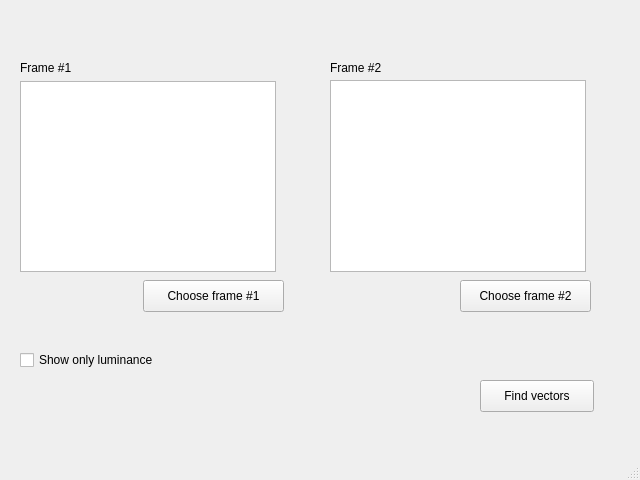
This is FrameVectorsGrabber/ui/designer/qfvgwindow.ui in risinglf/FrameVectorsGrabber as Qt 5 draws it before an edit. The edited form follows.
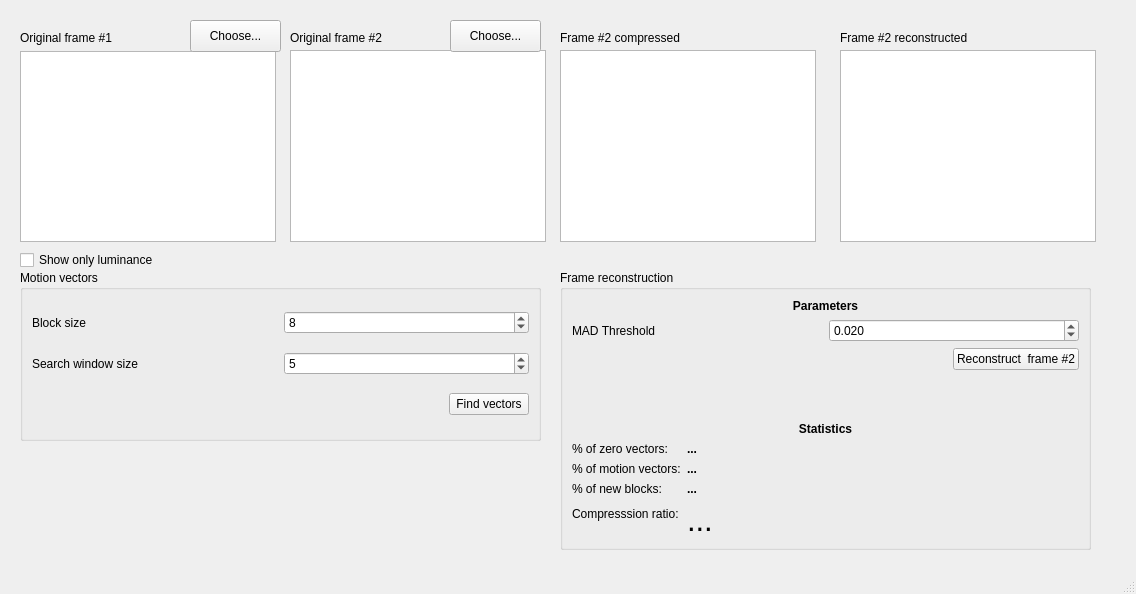
This is the edited form.

Commit message: -Add two new graphicsView to show how the frame is compressed and decompressed -Add statistics

What changed in the file:
```diff
--- a/FrameVectorsGrabber/ui/designer/qfvgwindow.ui
+++ b/FrameVectorsGrabber/ui/designer/qfvgwindow.ui
@@ -6,8 +6,8 @@
    <rect>
     <x>0</x>
     <y>0</y>
-    <width>640</width>
-    <height>480</height>
+    <width>1136</width>
+    <height>594</height>
    </rect>
   </property>
   <property name="windowTitle">
@@ -18,33 +18,33 @@
     <property name="geometry">
      <rect>
       <x>20</x>
-      <y>60</y>
-      <width>62</width>
+      <y>30</y>
+      <width>131</width>
       <height>16</height>
      </rect>
     </property>
     <property name="text">
-     <string>Frame #1</string>
+     <string>Original frame #1</string>
     </property>
    </widget>
    <widget class="QLabel" name="label_2">
     <property name="geometry">
      <rect>
-      <x>330</x>
-      <y>60</y>
-      <width>62</width>
+      <x>290</x>
+      <y>30</y>
+      <width>121</width>
       <height>16</height>
      </rect>
     </property>
     <property name="text">
-     <string>Frame #2</string>
+     <string>Original frame #2</string>
     </property>
    </widget>
    <widget class="QGraphicsView" name="frame1GraphicsView">
     <property name="geometry">
      <rect>
       <x>20</x>
-      <y>81</y>
+      <y>51</y>
       <width>256</width>
       <height>191</height>
      </rect>
@@ -53,8 +53,8 @@
    <widget class="QGraphicsView" name="frame2GraphicsView">
     <property name="geometry">
      <rect>
-      <x>330</x>
-      <y>80</y>
+      <x>290</x>
+      <y>50</y>
       <width>256</width>
       <height>192</height>
      </rect>
@@ -63,34 +63,34 @@
    <widget class="QPushButton" name="chooseFrame1PushButton">
     <property name="geometry">
      <rect>
-      <x>143</x>
-      <y>280</y>
-      <width>141</width>
+      <x>190</x>
+      <y>20</y>
+      <width>91</width>
       <height>32</height>
      </rect>
     </property>
     <property name="text">
-     <string>Choose frame #1</string>
+     <string>Choose...</string>
     </property>
    </widget>
    <widget class="QPushButton" name="chooseFrame2PushButton">
     <property name="geometry">
      <rect>
-      <x>460</x>
-      <y>280</y>
-      <width>131</width>
+      <x>450</x>
+      <y>20</y>
+      <width>91</width>
       <height>32</height>
      </rect>
     </property>
     <property name="text">
-     <string>Choose frame #2</string>
+     <string>Choose...</string>
     </property>
    </widget>
    <widget class="QCheckBox" name="showLuminanceCheckBox">
     <property name="geometry">
      <rect>
       <x>20</x>
-      <y>350</y>
+      <y>250</y>
       <width>171</width>
       <height>20</height>
      </rect>
@@ -99,19 +99,323 @@
      <string>Show only luminance</string>
     </property>
    </widget>
-   <widget class="QPushButton" name="findVectorsPushButton">
+   <widget class="QGraphicsView" name="frame2CompressedGraphicsView">
     <property name="geometry">
      <rect>
-      <x>480</x>
-      <y>380</y>
-      <width>114</width>
-      <height>32</height>
+      <x>560</x>
+      <y>50</y>
+      <width>256</width>
+      <height>192</height>
      </rect>
     </property>
+   </widget>
+   <widget class="QLabel" name="label_3">
+    <property name="geometry">
+     <rect>
+      <x>560</x>
+      <y>30</y>
+      <width>161</width>
+      <height>16</height>
+     </rect>
+    </property>
     <property name="text">
-     <string>Find vectors</string>
+     <string>Frame #2 compressed</string>
     </property>
    </widget>
+   <widget class="QGraphicsView" name="frame2ReconstructedGraphicsView">
+    <property name="geometry">
+     <rect>
+      <x>840</x>
+      <y>50</y>
+      <width>256</width>
+      <height>192</height>
+     </rect>
+    </property>
+   </widget>
+   <widget class="QLabel" name="label_4">
+    <property name="geometry">
+     <rect>
+      <x>840</x>
+      <y>30</y>
+      <width>161</width>
+      <height>16</height>
+     </rect>
+    </property>
+    <property name="text">
+     <string>Frame #2 reconstructed</string>
+    </property>
+   </widget>
+   <widget class="QGroupBox" name="groupBox">
+    <property name="geometry">
+     <rect>
+      <x>20</x>
+      <y>270</y>
+      <width>521</width>
+      <height>171</height>
+     </rect>
+    </property>
+    <property name="title">
+     <string>Motion vectors</string>
+    </property>
+    <layout class="QVBoxLayout" name="verticalLayout">
+     <item>
+      <layout class="QHBoxLayout" name="horizontalLayout_3">
+       <item>
+        <widget class="QLabel" name="label_7">
+         <property name="text">
+          <string>Block size</string>
+         </property>
+        </widget>
+       </item>
+       <item>
+        <widget class="QSpinBox" name="blockSizeSpinBox">
+         <property name="value">
+          <number>8</number>
+         </property>
+        </widget>
+       </item>
+      </layout>
+     </item>
+     <item>
+      <layout class="QHBoxLayout" name="horizontalLayout_2">
+       <item>
+        <widget class="QLabel" name="label_6">
+         <property name="text">
+          <string>Search window size</string>
+         </property>
+        </widget>
+       </item>
+       <item>
+        <widget class="QSpinBox" name="searchWindowSizeSpinBox">
+         <property name="maximum">
+          <number>100</number>
+         </property>
+         <property name="value">
+          <number>5</number>
+         </property>
+        </widget>
+       </item>
+      </layout>
+     </item>
+     <item>
+      <layout class="QHBoxLayout" name="horizontalLayout_4">
+       <item>
+        <spacer name="horizontalSpacer">
+         <property name="orientation">
+          <enum>Qt::Horizontal</enum>
+         </property>
+         <property name="sizeHint" stdset="0">
+          <size>
+           <width>40</width>
+           <height>20</height>
+          </size>
+         </property>
+        </spacer>
+       </item>
+       <item>
+        <widget class="QPushButton" name="findVectorsPushButton">
+         <property name="text">
+          <string>Find vectors</string>
+         </property>
+        </widget>
+       </item>
+      </layout>
+     </item>
+    </layout>
+   </widget>
+   <widget class="QGroupBox" name="groupBox_2">
+    <property name="geometry">
+     <rect>
+      <x>560</x>
+      <y>270</y>
+      <width>531</width>
+      <height>280</height>
+     </rect>
+    </property>
+    <property name="title">
+     <string>Frame reconstruction</string>
+    </property>
+    <layout class="QVBoxLayout" name="verticalLayout_2">
+     <item>
+      <widget class="QLabel" name="label_17">
+       <property name="font">
+        <font>
+         <weight>75</weight>
+         <bold>true</bold>
+        </font>
+       </property>
+       <property name="text">
+        <string>Parameters</string>
+       </property>
+       <property name="alignment">
+        <set>Qt::AlignCenter</set>
+       </property>
+      </widget>
+     </item>
+     <item>
+      <layout class="QHBoxLayout" name="horizontalLayout">
+       <item>
+        <widget class="QLabel" name="label_5">
+         <property name="text">
+          <string>MAD Threshold</string>
+         </property>
+        </widget>
+       </item>
+       <item>
+        <widget class="QDoubleSpinBox" name="MADThresholdSpingBox">
+         <property name="decimals">
+          <number>3</number>
+         </property>
+         <property name="singleStep">
+          <double>0.001000000000000</double>
+         </property>
+         <property name="value">
+          <double>0.020000000000000</double>
+         </property>
+        </widget>
+       </item>
+      </layout>
+     </item>
+     <item>
+      <layout class="QHBoxLayout" name="horizontalLayout_5">
+       <item>
+        <spacer name="horizontalSpacer_2">
+         <property name="orientation">
+          <enum>Qt::Horizontal</enum>
+         </property>
+         <property name="sizeHint" stdset="0">
+          <size>
+           <width>40</width>
+           <height>20</height>
+          </size>
+         </property>
+        </spacer>
+       </item>
+       <item>
+        <widget class="QPushButton" name="reconstructFrame2PushButton">
+         <property name="text">
+          <string>Reconstruct  frame #2</string>
+         </property>
+        </widget>
+       </item>
+      </layout>
+     </item>
+     <item>
+      <spacer name="verticalSpacer">
+       <property name="orientation">
+        <enum>Qt::Vertical</enum>
+       </property>
+       <property name="sizeHint" stdset="0">
+        <size>
+         <width>20</width>
+         <height>40</height>
+        </size>
+       </property>
+      </spacer>
+     </item>
+     <item>
+      <widget class="QLabel" name="label_16">
+       <property name="font">
+        <font>
+         <weight>75</weight>
+         <bold>true</bold>
+        </font>
+       </property>
+       <property name="text">
+        <string>Statistics</string>
+       </property>
+       <property name="alignment">
+        <set>Qt::AlignCenter</set>
+       </property>
+      </widget>
+     </item>
+     <item>
+      <layout class="QFormLayout" name="formLayout">
+       <item row="0" column="0">
+        <widget class="QLabel" name="label_10">
+         <property name="text">
+          <string>% of zero vectors:</string>
+         </property>
+        </widget>
+       </item>
+       <item row="0" column="1">
+        <widget class="QLabel" name="zeroVectorsPercentLabel">
+         <property name="font">
+          <font>
+           <weight>75</weight>
+           <bold>true</bold>
+          </font>
+         </property>
+         <property name="text">
+          <string>...</string>
+         </property>
+        </widget>
+       </item>
+       <item row="1" column="0">
+        <widget class="QLabel" name="label_11">
+         <property name="text">
+          <string>% of motion vectors:</string>
+         </property>
+        </widget>
+       </item>
+       <item row="1" column="1">
+        <widget class="QLabel" name="movedVectorsPercentLabel">
+         <property name="font">
+          <font>
+           <weight>75</weight>
+           <bold>true</bold>
+          </font>
+         </property>
+         <property name="text">
+          <string>...</string>
+         </property>
+        </widget>
+       </item>
+       <item row="2" column="0">
+        <widget class="QLabel" name="label_8">
+         <property name="text">
+          <string>% of new blocks:</string>
+         </property>
+        </widget>
+       </item>
+       <item row="2" column="1">
+        <widget class="QLabel" name="newBlocksPercentLabel">
+         <property name="font">
+          <font>
+           <weight>75</weight>
+           <bold>true</bold>
+          </font>
+         </property>
+         <property name="text">
+          <string>...</string>
+         </property>
+        </widget>
+       </item>
+       <item row="3" column="0">
+        <widget class="QLabel" name="label_9">
+         <property name="text">
+          <string>Compresssion ratio:</string>
+         </property>
+        </widget>
+       </item>
+       <item row="3" column="1">
+        <widget class="QLabel" name="compressionRatioLabel">
+         <property name="font">
+          <font>
+           <pointsize>23</pointsize>
+           <weight>50</weight>
+           <bold>false</bold>
+          </font>
+         </property>
+         <property name="text">
+          <string>...</string>
+         </property>
+        </widget>
+       </item>
+      </layout>
+     </item>
+    </layout>
+   </widget>
   </widget>
   <widget class="QMenuBar" name="menubar">
    <property name="geometry">
```
Left out of the diff: 2 changed lines with no effect on the pictures. The commit also changes 5 other files.
